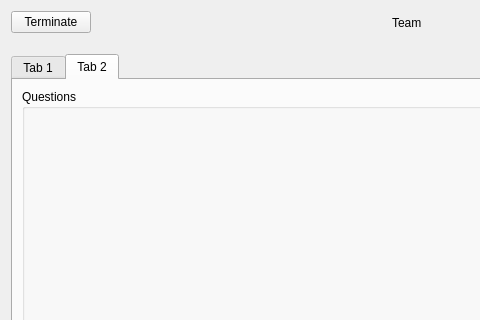
Old version of the form designer/player.ui in the repository zarathustre/ttex; both pictures show x 0 to 480 and y 0 to 320 of the 800 by 600 pixel window.
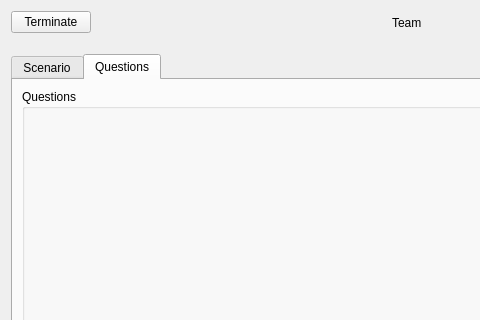
New version of the form. The open tabs and pages were chosen to show the change.

The edit to the form file:
```diff
--- a/designer/player.ui
+++ b/designer/player.ui
@@ -71,7 +71,7 @@
      </property>
      <widget class="QWidget" name="tab_1">
       <attribute name="title">
-       <string>Tab 1</string>
+       <string>Scenario</string>
       </attribute>
       <layout class="QVBoxLayout" name="verticalLayout_2">
        <item>
@@ -89,7 +89,7 @@
      </widget>
      <widget class="QWidget" name="tab_2">
       <attribute name="title">
-       <string>Tab 2</string>
+       <string>Questions</string>
       </attribute>
       <layout class="QVBoxLayout" name="verticalLayout_3">
        <item>
```
Left out of the diff: 20 changed lines with no effect on the pictures.
